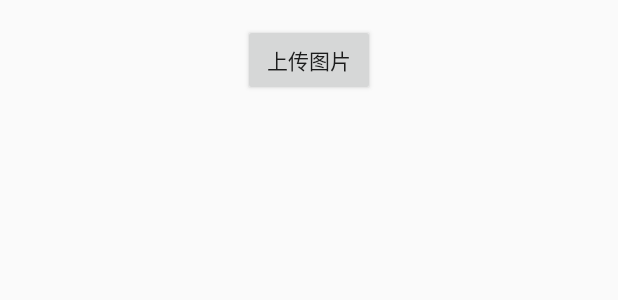
After one commit to Team-for-Android-final-assignment/Mobile-development-finalProject, an Android app: the layout fragment_sports.xml on its own in the app's theme, with its tools: preview values and no code run, on a phone screen of 412 x 824 dp. The commit adds this screen. Shown: the top 300 px of the screen. Run offline under Robolectric (Android 15) with nearby library versions, the phone set to English and light mode, and no system bars.

Commit message:
上传文件，需要读写权限

```diff
--- /dev/null
+++ b/app/src/main/res/layout/fragment_sports.xml
@@ -0,0 +1,18 @@
+<?xml version="1.0" encoding="utf-8"?>
+<androidx.constraintlayout.widget.ConstraintLayout xmlns:android="http://schemas.android.com/apk/res/android"
+    xmlns:app="http://schemas.android.com/apk/res-auto"
+    android:layout_width="match_parent"
+    android:layout_height="match_parent">
+
+    <Button
+        android:id="@+id/button_upload"
+        android:layout_width="wrap_content"
+        android:layout_height="wrap_content"
+        android:layout_marginTop="16dp"
+        android:text="@string/上传图片"
+        app:layout_constraintEnd_toEndOf="parent"
+        app:layout_constraintHorizontal_bias="0.5"
+        app:layout_constraintStart_toStartOf="parent"
+        app:layout_constraintTop_toTopOf="parent" />
+
+</androidx.constraintlayout.widget.ConstraintLayout>
--- a/app/src/main/res/values/strings.xml
+++ b/app/src/main/res/values/strings.xml
@@ -1,3 +1,4 @@
 <resources>
     <string name="app_name">We Up</string>
+    <string name="上传图片">上传图片</string>
 </resources>
```
Also changed, not shown: app/src/main/AndroidManifest.xml (+8 -2 lines), app/src/main/java/com/team/weup/HomeActivity.java (+36 -3 lines), app/src/main/java/com/team/weup/SportsFragment.java (added, +143 -0 lines), app/src/main/java/com/team/weup/repo/UserInterface.java (+7 -0 lines).
